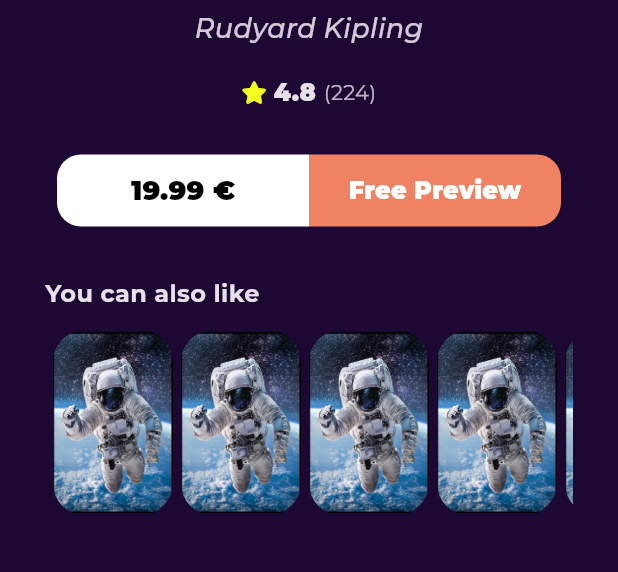
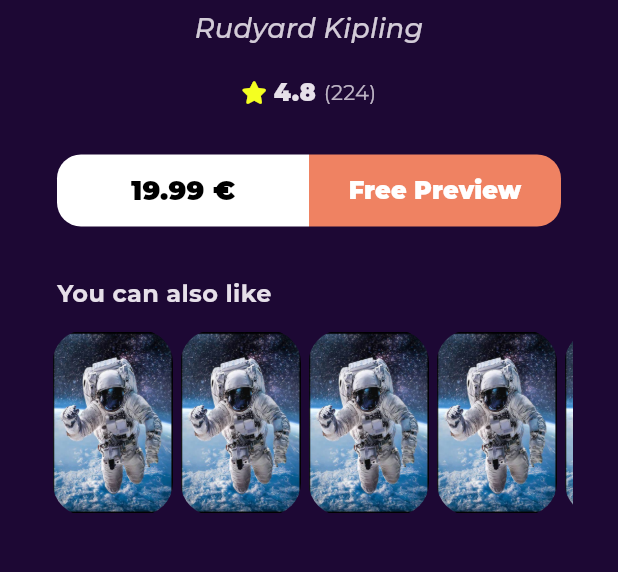
Before and after one commit to Mostafa13elkomy/book_app, a Flutter app: the BookDetailsView screen opened by its route, on a phone screen of 412 x 824 dp, the part 579-1151 px from its top. Run offline on Flutter 3.47's test engine with Material 3 defaults, Android fonts, the phone set to English and light mode, and no system bars; our stand-ins replace font_awesome_flutter, go_router, google_fonts.

Commit message:
add custom scroll view

```diff
--- a/lib/features/home/presentaion/views/widgets/book_details_body.dart
+++ b/lib/features/home/presentaion/views/widgets/book_details_body.dart
@@ -11,7 +11,11 @@ class BookDetailsViewBody extends StatelessWidget {
 
   @override
   Widget build(BuildContext context) {
-    return Padding(
+    return CustomScrollView(
+      slivers: [
+        SliverFillRemaining(
+          hasScrollBody: false,
+          child: Padding(
             padding: const EdgeInsets.symmetric(horizontal: 30),
             child: Column(
               children: [
@@ -19,8 +23,7 @@ class BookDetailsViewBody extends StatelessWidget {
                 Padding(
                   padding: EdgeInsets.symmetric(
                       horizontal: MediaQuery.of(context).size.width * .18),
-            child: const SizedBox(height: 265,
-              child: CustomBookImage()),
+                  child: const SizedBox(height: 265, child: CustomBookImage()),
                 ),
                 const SizedBox(
                   height: 30,
@@ -37,7 +40,8 @@ class BookDetailsViewBody extends StatelessWidget {
                   child: Text(
                     'Rudyard Kipling',
                     style: Styles.textStyle18.copyWith(
-                  fontStyle: FontStyle.italic, fontWeight: FontWeight.w500),
+                        fontStyle: FontStyle.italic,
+                        fontWeight: FontWeight.w500),
                   ),
                 ),
                 const SizedBox(
@@ -55,10 +59,13 @@ class BookDetailsViewBody extends StatelessWidget {
                 ),
                 Align(
                   alignment: Alignment.centerLeft,
+                  child: Padding(
+                    padding: const EdgeInsets.symmetric(horizontal: 8),
                     child: Text(
                       'You can also like',
                       style: Styles.textStyle16.copyWith(
                         fontWeight: FontWeight.w700,
+                      ),
                     ),
                   ),
                 ),
@@ -71,6 +78,9 @@ class BookDetailsViewBody extends StatelessWidget {
                 ),
               ],
             ),
+          ),
+        ),
+      ],
     );
   }
 }
```
Lines whose indentation alone changed are shown as unchanged.
